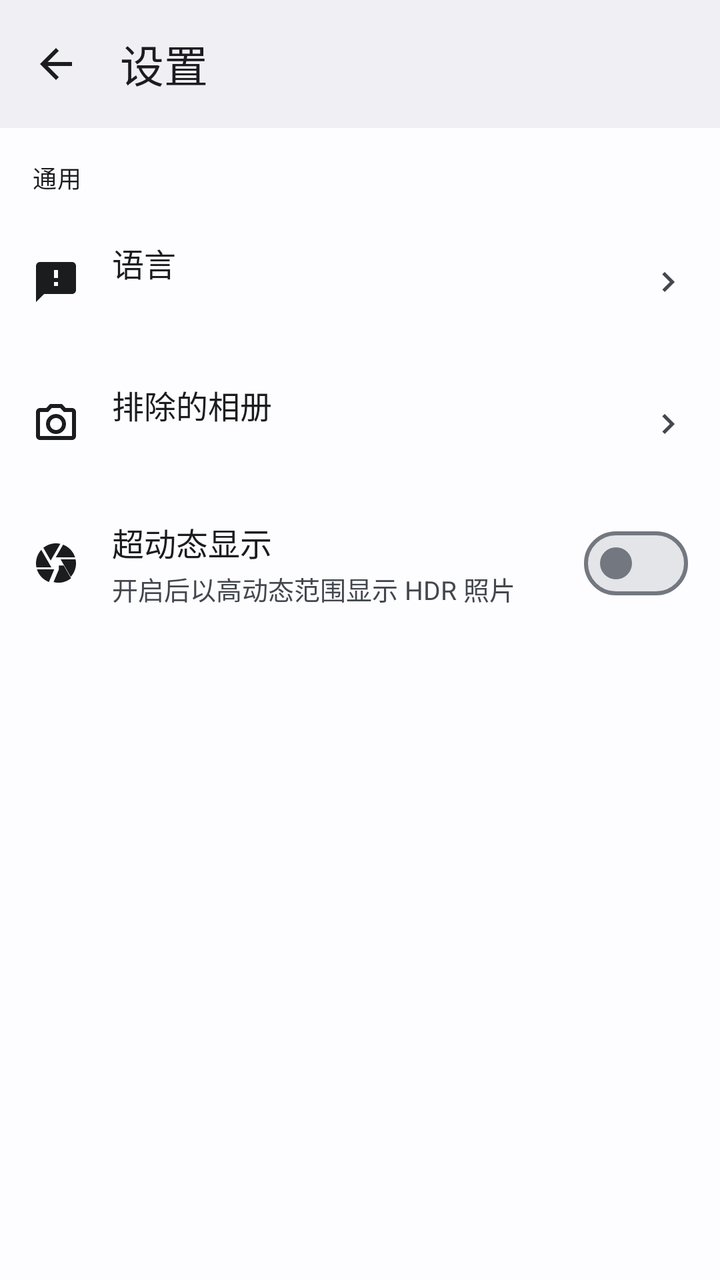
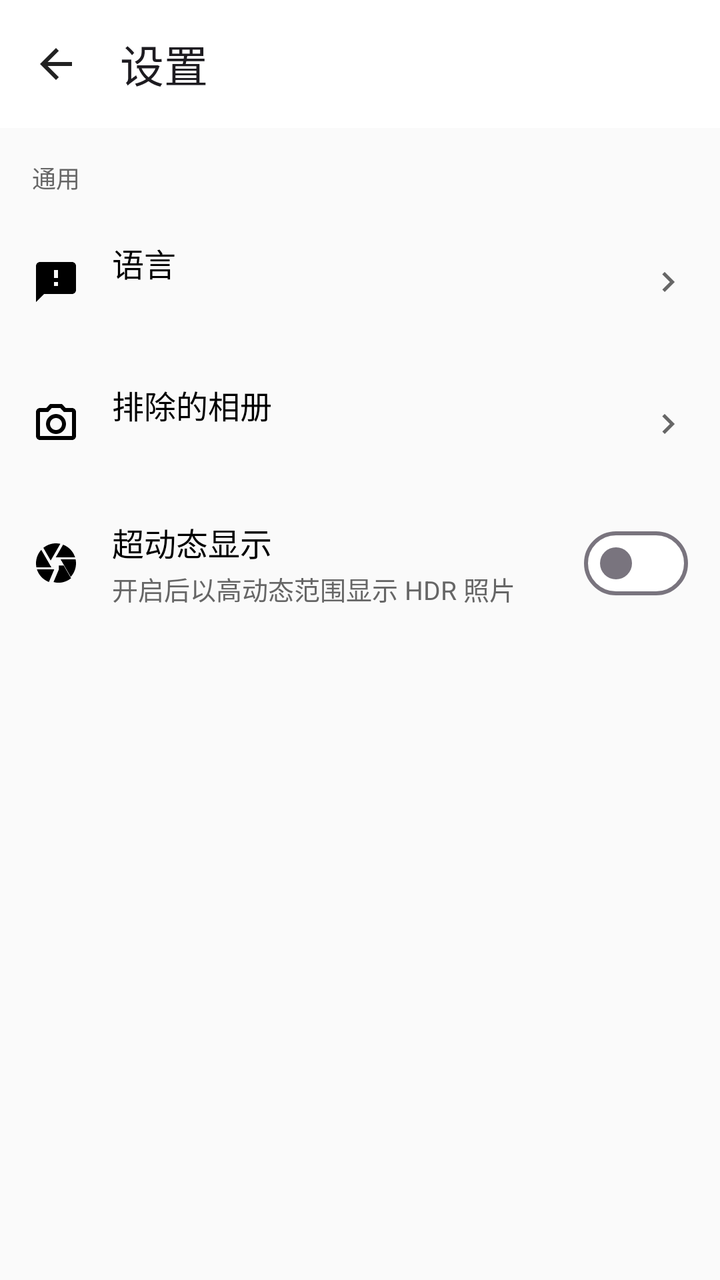

The first picture is an Android layout as it rendered before a commit; the second is the same layout after the commit. The layout source and the unified diff follow.
<!-- AndroidManifest.xml: application theme Theme.StarGallery -->
<!-- res/layout/fragment_settings.xml -->
<?xml version="1.0" encoding="utf-8"?>
<androidx.coordinatorlayout.widget.CoordinatorLayout xmlns:android="http://schemas.android.com/apk/res/android"
    xmlns:app="http://schemas.android.com/apk/res-auto"
    android:layout_width="match_parent"
    android:layout_height="match_parent"
    android:fitsSystemWindows="true"
    android:background="?attr/colorSurface">

    <com.google.android.material.appbar.AppBarLayout
        android:layout_width="match_parent"
        android:layout_height="wrap_content"
        android:fitsSystemWindows="true"
        app:elevation="0dp">

        <com.google.android.material.appbar.MaterialToolbar
            android:id="@+id/toolbar"
            android:layout_width="match_parent"
            android:layout_height="?attr/actionBarSize"
            android:background="?attr/colorSurfaceContainer"
            app:title="@string/settings"
            app:navigationIcon="@drawable/ic_back" />

    </com.google.android.material.appbar.AppBarLayout>

    <androidx.core.widget.NestedScrollView
        android:layout_width="match_parent"
        android:layout_height="match_parent"
        app:layout_behavior="@string/appbar_scrolling_view_behavior">

        <LinearLayout
            android:layout_width="match_parent"
            android:layout_height="wrap_content"
            android:orientation="vertical"
            android:paddingBottom="32dp">

            <TextView
                android:layout_width="match_parent"
                android:layout_height="wrap_content"
                android:text="@string/about_section_general"
                style="@style/TextAppearance.M3.LabelMedium"
                android:paddingHorizontal="16dp"
                android:paddingTop="16dp"
                android:paddingBottom="8dp" />

            
            <LinearLayout
                android:id="@+id/itemLanguage"
                android:layout_width="match_parent"
                android:layout_height="wrap_content"
                android:orientation="horizontal"
                android:gravity="center_vertical"
                android:paddingHorizontal="16dp"
                android:paddingVertical="14dp"
                android:background="?attr/selectableItemBackground">

                <ImageView
                    android:layout_width="24dp"
                    android:layout_height="24dp"
                    android:src="@drawable/ic_feedback"
                    app:tint="?attr/colorOnSurface" />

                <LinearLayout
                    android:layout_width="0dp"
                    android:layout_height="wrap_content"
                    android:layout_weight="1"
                    android:orientation="vertical"
                    android:layout_marginStart="16dp">

                    <TextView
                        android:layout_width="wrap_content"
                        android:layout_height="wrap_content"
                        android:text="@string/settings_language"
                        android:textSize="16sp"
                        android:textColor="?attr/colorOnSurface" />

                    <TextView
                        android:id="@+id/tvLanguageSummary"
                        android:layout_width="wrap_content"
                        android:layout_height="wrap_content"
                        android:textSize="13sp"
                        android:textColor="?attr/colorOnSurfaceVariant"
                        android:layout_marginTop="2dp" />
                </LinearLayout>

                <ImageView
                    android:layout_width="20dp"
                    android:layout_height="20dp"
                    android:src="@drawable/ic_arrow_right"
                    app:tint="?attr/colorOnSurfaceVariant" />
            </LinearLayout>

            
            <LinearLayout
                android:id="@+id/itemExcludedAlbums"
                android:layout_width="match_parent"
                android:layout_height="wrap_content"
                android:orientation="horizontal"
                android:gravity="center_vertical"
                android:paddingHorizontal="16dp"
                android:paddingVertical="14dp"
                android:background="?attr/selectableItemBackground">

                <ImageView
                    android:layout_width="24dp"
                    android:layout_height="24dp"
                    android:src="@drawable/ic_albums"
                    app:tint="?attr/colorOnSurface" />

                <LinearLayout
                    android:layout_width="0dp"
                    android:layout_height="wrap_content"
                    android:layout_weight="1"
                    android:orientation="vertical"
                    android:layout_marginStart="16dp">

                    <TextView
                        android:layout_width="wrap_content"
                        android:layout_height="wrap_content"
                        android:text="@string/settings_excluded_albums"
                        android:textSize="16sp"
                        android:textColor="?attr/colorOnSurface" />

                    <TextView
                        android:id="@+id/tvExcludedSummary"
                        android:layout_width="wrap_content"
                        android:layout_height="wrap_content"
                        android:textSize="13sp"
                        android:textColor="?attr/colorOnSurfaceVariant"
                        android:layout_marginTop="2dp" />
                </LinearLayout>

                <ImageView
                    android:layout_width="20dp"
                    android:layout_height="20dp"
                    android:src="@drawable/ic_arrow_right"
                    app:tint="?attr/colorOnSurfaceVariant" />
            </LinearLayout>

            
            <LinearLayout
                android:layout_width="match_parent"
                android:layout_height="wrap_content"
                android:orientation="horizontal"
                android:gravity="center_vertical"
                android:paddingHorizontal="16dp"
                android:paddingVertical="10dp">

                <ImageView
                    android:layout_width="24dp"
                    android:layout_height="24dp"
                    android:src="@drawable/ic_camera"
                    app:tint="?attr/colorOnSurface" />

                <LinearLayout
                    android:layout_width="0dp"
                    android:layout_height="wrap_content"
                    android:layout_weight="1"
                    android:orientation="vertical"
                    android:layout_marginStart="16dp">

                    <TextView
                        android:layout_width="wrap_content"
                        android:layout_height="wrap_content"
                        android:text="@string/settings_hdr_display"
                        android:textSize="16sp"
                        android:textColor="?attr/colorOnSurface" />

                    <TextView
                        android:layout_width="wrap_content"
                        android:layout_height="wrap_content"
                        android:text="@string/settings_hdr_display_summary"
                        android:textSize="13sp"
                        android:textColor="?attr/colorOnSurfaceVariant"
                        android:layout_marginTop="2dp" />
                </LinearLayout>

                <com.google.android.material.materialswitch.MaterialSwitch
                    android:id="@+id/switchHdrDisplay"
                    android:layout_width="wrap_content"
                    android:layout_height="wrap_content" />
            </LinearLayout>

        </LinearLayout>
    </androidx.core.widget.NestedScrollView>
</androidx.coordinatorlayout.widget.CoordinatorLayout>
<!-- resources referenced by this layout -->
<resources>
  <style name="TextAppearance.M3.LabelMedium" parent="TextAppearance.Material3.LabelMedium">
          <item name="android:textSize">12sp</item>
          <item name="android:fontFamily">sans-serif-medium</item>
          <item name="android:textColor">?attr/colorOnSurface</item>
      </style>
  <style name="Theme.StarGallery" parent="Theme.Material3.Light.NoActionBar">
          <item name="colorPrimary">@color/md_theme_light_primary</item>
          <item name="colorOnPrimary">@color/md_theme_light_onPrimary</item>
          <item name="colorPrimaryContainer">@color/md_theme_light_primaryContainer</item>
          <item name="colorOnPrimaryContainer">@color/md_theme_light_onPrimaryContainer</item>
          <item name="colorSecondary">@color/md_theme_light_secondary</item>
          <item name="colorOnSecondary">@color/md_theme_light_onSecondary</item>
          <item name="colorSecondaryContainer">@color/md_theme_light_secondaryContainer</item>
          <item name="colorOnSecondaryContainer">@color/md_theme_light_onSecondaryContainer</item>
          <item name="colorTertiary">@color/md_theme_light_tertiary</item>
          <item name="colorOnTertiary">@color/md_theme_light_onTertiary</item>
          <item name="colorTertiaryContainer">@color/md_theme_light_tertiaryContainer</item>
          <item name="colorOnTertiaryContainer">@color/md_theme_light_onTertiaryContainer</item>
          <item name="colorError">@color/md_theme_light_error</item>
          <item name="colorOnError">@color/md_theme_light_onError</item>
          <item name="colorErrorContainer">@color/md_theme_light_errorContainer</item>
          <item name="colorOnErrorContainer">@color/md_theme_light_onErrorContainer</item>
          <item name="android:windowBackground">@color/md_theme_light_background</item>
          <item name="android:statusBarColor">@color/md_theme_light_surfaceContainer</item>
          <item name="android:windowLightStatusBar">true</item>
          <item name="android:navigationBarColor">@android:color/transparent</item>
          <item name="android:windowLightNavigationBar">true</item>
          <item name="colorSurface">@color/md_theme_light_surface</item>
          <item name="colorOnSurface">@color/md_theme_light_onSurface</item>
          <item name="colorSurfaceVariant">@color/md_theme_light_surfaceVariant</item>
          <item name="colorOnSurfaceVariant">@color/md_theme_light_onSurfaceVariant</item>
          <item name="colorOutline">@color/md_theme_light_outline</item>
          <item name="colorOutlineVariant">@color/md_theme_light_outlineVariant</item>
          <item name="colorSurfaceContainer">@color/md_theme_light_surfaceContainer</item>
          <item name="colorSurfaceContainerHigh">@color/md_theme_light_surfaceContainerHigh</item>
          <item name="colorSurfaceContainerHighest">@color/md_theme_light_surfaceContainerHighest</item>
      </style>
  <color name="icon_normal">@color/md_theme_light_onSurface</color>
  <color name="md_theme_light_primary">#0061A4</color>
  <color name="md_theme_light_onPrimary">#FFFFFF</color>
  <color name="md_theme_light_primaryContainer">#CDE5FF</color>
  <color name="md_theme_light_onPrimaryContainer">#001D36</color>
  <color name="md_theme_light_secondary">#535F70</color>
  <color name="md_theme_light_onSecondary">#FFFFFF</color>
  <color name="md_theme_light_secondaryContainer">#D7E3F7</color>
  <color name="md_theme_light_onSecondaryContainer">#101C2B</color>
  <color name="md_theme_light_tertiary">#6B5778</color>
  <color name="md_theme_light_onTertiary">#FFFFFF</color>
  <color name="md_theme_light_tertiaryContainer">#F2DAFF</color>
  <color name="md_theme_light_onTertiaryContainer">#251432</color>
  <color name="md_theme_light_error">#BA1A1A</color>
  <color name="md_theme_light_onError">#FFFFFF</color>
  <color name="md_theme_light_errorContainer">#FFDAD6</color>
  <color name="md_theme_light_onErrorContainer">#410002</color>
  <color name="md_theme_light_background">#FDFCFF</color>
  <color name="md_theme_light_surfaceContainer">#F0F0F4</color>
  <color name="md_theme_light_surface">#FDFCFF</color>
  <color name="md_theme_light_onSurface">#1A1C1E</color>
  <color name="md_theme_light_surfaceVariant">#DFE2EB</color>
  <color name="md_theme_light_onSurfaceVariant">#43474E</color>
  <color name="md_theme_light_outline">#73777F</color>
  <color name="md_theme_light_outlineVariant">#C3C6CF</color>
  <color name="md_theme_light_surfaceContainerHigh">#EAEAEE</color>
  <color name="md_theme_light_surfaceContainerHighest">#E4E5E9</color>
  <!-- unchanged entries left out for length: 13 -->
</resources>

<!-- the commit's change to res/layout/fragment_settings.xml (unified diff, before → after) -->
@@ -4,7 +4,7 @@
     android:layout_width="match_parent"
     android:layout_height="match_parent"
     android:fitsSystemWindows="true"
-    android:background="?attr/colorSurface">
+    android:background="@color/background">
 
     <com.google.android.material.appbar.AppBarLayout
         android:layout_width="match_parent"
@@ -16,7 +16,7 @@
             android:id="@+id/toolbar"
             android:layout_width="match_parent"
             android:layout_height="?attr/actionBarSize"
-            android:background="?attr/colorSurfaceContainer"
+            android:background="@color/background_white"
             app:title="@string/settings"
             app:navigationIcon="@drawable/ic_back" />
 
@@ -37,7 +37,9 @@
                 android:layout_width="match_parent"
                 android:layout_height="wrap_content"
                 android:text="@string/about_section_general"
-                style="@style/TextAppearance.M3.LabelMedium"
+                android:textSize="12sp"
+                android:textColor="@color/text_secondary"
+                android:fontFamily="sans-serif-medium"
                 android:paddingHorizontal="16dp"
                 android:paddingTop="16dp"
                 android:paddingBottom="8dp" />
@@ -57,7 +59,7 @@
                     android:layout_width="24dp"
                     android:layout_height="24dp"
                     android:src="@drawable/ic_feedback"
-                    app:tint="?attr/colorOnSurface" />
+                    app:tint="@color/text_primary" />
 
                 <LinearLayout
                     android:layout_width="0dp"
@@ -71,14 +73,14 @@
                         android:layout_height="wrap_content"
                         android:text="@string/settings_language"
                         android:textSize="16sp"
-                        android:textColor="?attr/colorOnSurface" />
+                        android:textColor="@color/text_primary" />
 
                     <TextView
                         android:id="@+id/tvLanguageSummary"
                         android:layout_width="wrap_content"
                         android:layout_height="wrap_content"
                         android:textSize="13sp"
-                        android:textColor="?attr/colorOnSurfaceVariant"
+                        android:textColor="@color/text_secondary"
                         android:layout_marginTop="2dp" />
                 </LinearLayout>
 
@@ -86,7 +88,7 @@
                     android:layout_width="20dp"
                     android:layout_height="20dp"
                     android:src="@drawable/ic_arrow_right"
-                    app:tint="?attr/colorOnSurfaceVariant" />
+                    app:tint="@color/text_secondary" />
             </LinearLayout>
 
             
@@ -104,7 +106,7 @@
                     android:layout_width="24dp"
                     android:layout_height="24dp"
                     android:src="@drawable/ic_albums"
-                    app:tint="?attr/colorOnSurface" />
+                    app:tint="@color/text_primary" />
 
                 <LinearLayout
                     android:layout_width="0dp"
@@ -118,14 +120,14 @@
                         android:layout_height="wrap_content"
                         android:text="@string/settings_excluded_albums"
                         android:textSize="16sp"
-                        android:textColor="?attr/colorOnSurface" />
+                        android:textColor="@color/text_primary" />
 
                     <TextView
                         android:id="@+id/tvExcludedSummary"
                         android:layout_width="wrap_content"
                         android:layout_height="wrap_content"
                         android:textSize="13sp"
-                        android:textColor="?attr/colorOnSurfaceVariant"
+                        android:textColor="@color/text_secondary"
                         android:layout_marginTop="2dp" />
                 </LinearLayout>
 
@@ -133,7 +135,7 @@
                     android:layout_width="20dp"
                     android:layout_height="20dp"
                     android:src="@drawable/ic_arrow_right"
-                    app:tint="?attr/colorOnSurfaceVariant" />
+                    app:tint="@color/text_secondary" />
             </LinearLayout>
 
             
@@ -149,7 +151,7 @@
                     android:layout_width="24dp"
                     android:layout_height="24dp"
                     android:src="@drawable/ic_camera"
-                    app:tint="?attr/colorOnSurface" />
+                    app:tint="@color/text_primary" />
 
                 <LinearLayout
                     android:layout_width="0dp"
@@ -163,14 +165,14 @@
                         android:layout_height="wrap_content"
                         android:text="@string/settings_hdr_display"
                         android:textSize="16sp"
-                        android:textColor="?attr/colorOnSurface" />
+                        android:textColor="@color/text_primary" />
 
                     <TextView
                         android:layout_width="wrap_content"
                         android:layout_height="wrap_content"
                         android:text="@string/settings_hdr_display_summary"
                         android:textSize="13sp"
-                        android:textColor="?attr/colorOnSurfaceVariant"
+                        android:textColor="@color/text_secondary"
                         android:layout_marginTop="2dp" />
                 </LinearLayout>
 
<!-- resource entries referenced after the edit -->
@@ -1,69 +1,31 @@
 <!-- resources referenced by this layout -->
 <resources>
-  <style name="TextAppearance.M3.LabelMedium" parent="TextAppearance.Material3.LabelMedium">
-          <item name="android:textSize">12sp</item>
-          <item name="android:fontFamily">sans-serif-medium</item>
-          <item name="android:textColor">?attr/colorOnSurface</item>
-      </style>
+  <color name="background">#FFFAFAFA</color>
+  <color name="background_white">#FFFFFFFF</color>
+  <color name="text_primary">#FF000000</color>
+  <color name="text_secondary">#FF666666</color>
   <style name="Theme.StarGallery" parent="Theme.Material3.Light.NoActionBar">
-          <item name="colorPrimary">@color/md_theme_light_primary</item>
-          <item name="colorOnPrimary">@color/md_theme_light_onPrimary</item>
-          <item name="colorPrimaryContainer">@color/md_theme_light_primaryContainer</item>
-          <item name="colorOnPrimaryContainer">@color/md_theme_light_onPrimaryContainer</item>
-          <item name="colorSecondary">@color/md_theme_light_secondary</item>
-          <item name="colorOnSecondary">@color/md_theme_light_onSecondary</item>
-          <item name="colorSecondaryContainer">@color/md_theme_light_secondaryContainer</item>
-          <item name="colorOnSecondaryContainer">@color/md_theme_light_onSecondaryContainer</item>
-          <item name="colorTertiary">@color/md_theme_light_tertiary</item>
-          <item name="colorOnTertiary">@color/md_theme_light_onTertiary</item>
-          <item name="colorTertiaryContainer">@color/md_theme_light_tertiaryContainer</item>
-          <item name="colorOnTertiaryContainer">@color/md_theme_light_onTertiaryContainer</item>
-          <item name="colorError">@color/md_theme_light_error</item>
-          <item name="colorOnError">@color/md_theme_light_onError</item>
-          <item name="colorErrorContainer">@color/md_theme_light_errorContainer</item>
-          <item name="colorOnErrorContainer">@color/md_theme_light_onErrorContainer</item>
-          <item name="android:windowBackground">@color/md_theme_light_background</item>
-          <item name="android:statusBarColor">@color/md_theme_light_surfaceContainer</item>
+          <item name="colorPrimary">@color/primary</item>
+          <item name="colorPrimaryDark">@color/primary_dark</item>
+          <item name="colorAccent">@color/accent</item>
+          <item name="android:windowBackground">@color/white</item>
+          <item name="android:statusBarColor">@android:color/transparent</item>
           <item name="android:windowLightStatusBar">true</item>
           <item name="android:navigationBarColor">@android:color/transparent</item>
           <item name="android:windowLightNavigationBar">true</item>
-          <item name="colorSurface">@color/md_theme_light_surface</item>
-          <item name="colorOnSurface">@color/md_theme_light_onSurface</item>
-          <item name="colorSurfaceVariant">@color/md_theme_light_surfaceVariant</item>
-          <item name="colorOnSurfaceVariant">@color/md_theme_light_onSurfaceVariant</item>
-          <item name="colorOutline">@color/md_theme_light_outline</item>
-          <item name="colorOutlineVariant">@color/md_theme_light_outlineVariant</item>
-          <item name="colorSurfaceContainer">@color/md_theme_light_surfaceContainer</item>
-          <item name="colorSurfaceContainerHigh">@color/md_theme_light_surfaceContainerHigh</item>
-          <item name="colorSurfaceContainerHighest">@color/md_theme_light_surfaceContainerHighest</item>
+          
+          <item name="colorSurface">@color/white</item>
+          <item name="colorSurfaceVariant">@color/white</item>
+          <item name="colorOnSurface">@color/text_primary</item>
+          <item name="colorSurfaceContainer">@color/white</item>
+          <item name="colorSurfaceContainerHigh">@color/white</item>
+          <item name="colorSurfaceContainerHighest">@color/white</item>
       </style>
-  <color name="icon_normal">@color/md_theme_light_onSurface</color>
-  <color name="md_theme_light_primary">#0061A4</color>
-  <color name="md_theme_light_onPrimary">#FFFFFF</color>
-  <color name="md_theme_light_primaryContainer">#CDE5FF</color>
-  <color name="md_theme_light_onPrimaryContainer">#001D36</color>
-  <color name="md_theme_light_secondary">#535F70</color>
-  <color name="md_theme_light_onSecondary">#FFFFFF</color>
-  <color name="md_theme_light_secondaryContainer">#D7E3F7</color>
-  <color name="md_theme_light_onSecondaryContainer">#101C2B</color>
-  <color name="md_theme_light_tertiary">#6B5778</color>
-  <color name="md_theme_light_onTertiary">#FFFFFF</color>
-  <color name="md_theme_light_tertiaryContainer">#F2DAFF</color>
-  <color name="md_theme_light_onTertiaryContainer">#251432</color>
-  <color name="md_theme_light_error">#BA1A1A</color>
-  <color name="md_theme_light_onError">#FFFFFF</color>
-  <color name="md_theme_light_errorContainer">#FFDAD6</color>
-  <color name="md_theme_light_onErrorContainer">#410002</color>
-  <color name="md_theme_light_background">#FDFCFF</color>
-  <color name="md_theme_light_surfaceContainer">#F0F0F4</color>
-  <color name="md_theme_light_surface">#FDFCFF</color>
-  <color name="md_theme_light_onSurface">#1A1C1E</color>
-  <color name="md_theme_light_surfaceVariant">#DFE2EB</color>
-  <color name="md_theme_light_onSurfaceVariant">#43474E</color>
-  <color name="md_theme_light_outline">#73777F</color>
-  <color name="md_theme_light_outlineVariant">#C3C6CF</color>
-  <color name="md_theme_light_surfaceContainerHigh">#EAEAEE</color>
-  <color name="md_theme_light_surfaceContainerHighest">#E4E5E9</color>
+  <color name="icon_normal">#FF222222</color>
+  <color name="primary">#FF000000</color>
+  <color name="primary_dark">#FF000000</color>
+  <color name="accent">#FF007AFF</color>
+  <color name="white">#FFFFFFFF</color>
   <!-- unchanged entries left out for length: 13 -->
 </resources>
 
